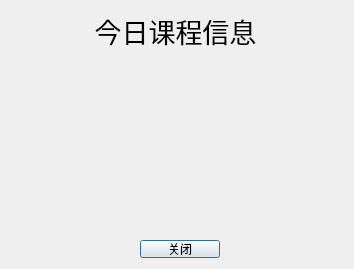
This is todaycourseinfo.ui in archester-250/Course_Auxiliary_System_QT as Qt 5 draws it before an edit. The edited form follows.
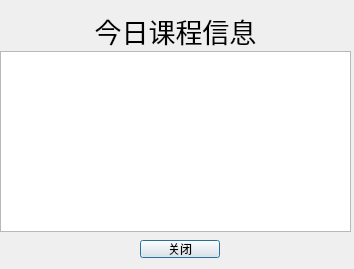
This is the edited form.

The edit to the form file:
```diff
--- a/todaycourseinfo.ui
+++ b/todaycourseinfo.ui
@@ -47,6 +47,16 @@
     <string>关闭</string>
    </property>
   </widget>
+  <widget class="QTextBrowser" name="textBrowser">
+   <property name="geometry">
+    <rect>
+     <x>0</x>
+     <y>51</y>
+     <width>351</width>
+     <height>181</height>
+    </rect>
+   </property>
+  </widget>
  </widget>
  <resources/>
  <connections>
```
